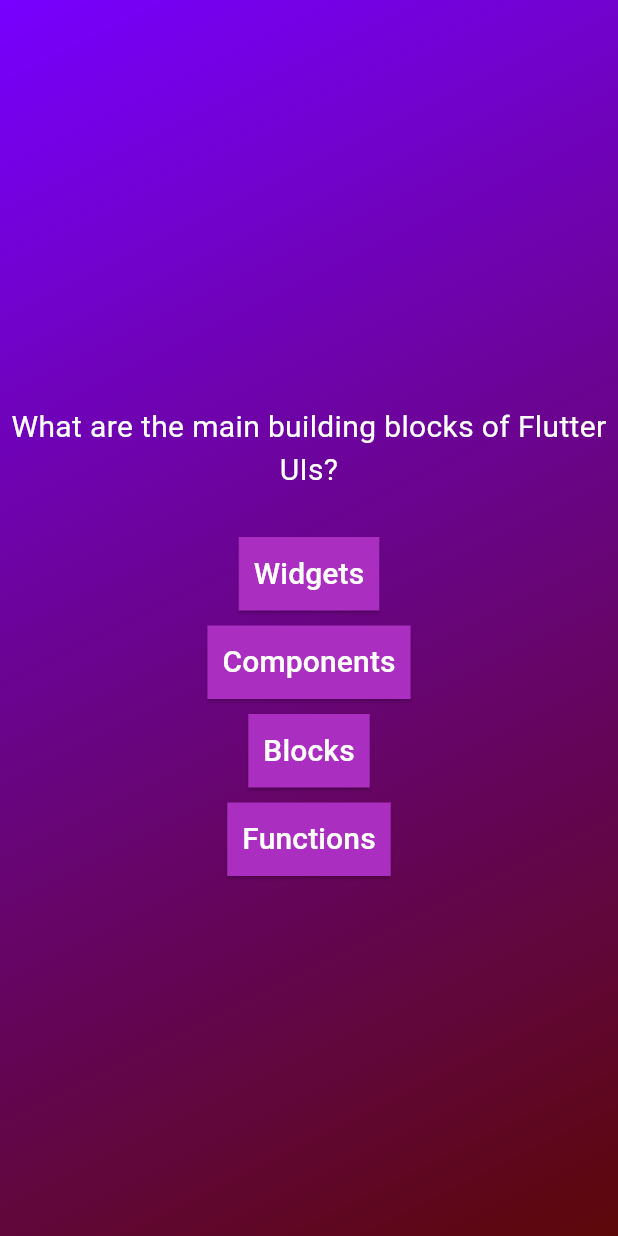
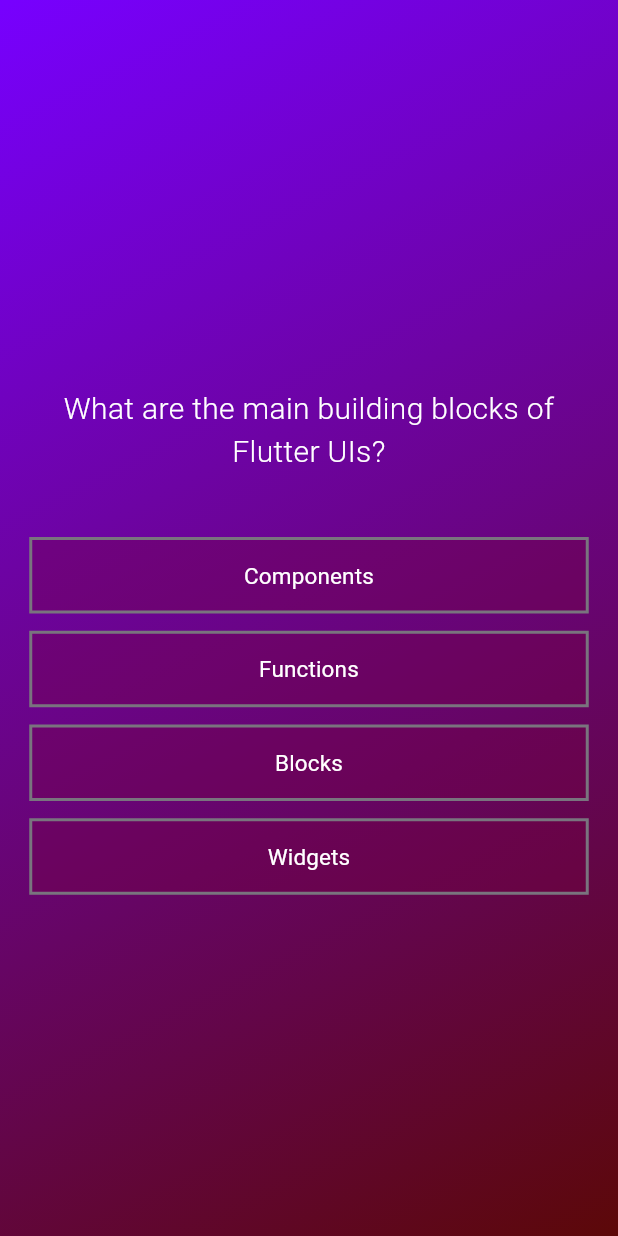
Before and after one commit to D1abol1cal/quiz_app, a Flutter app: the screen it shows after launch, after a tap on "Start Quiz", on a phone screen of 412 x 824 dp. Run offline on Flutter 3.47's test engine with Material 3 defaults, Android fonts, the phone set to English and light mode, and no system bars; our stand-ins replace google_fonts.

Commit message:
dynamically changing questions / storing selected answers

```diff
--- a/lib/answer_buttons.dart
+++ b/lib/answer_buttons.dart
@@ -1,4 +1,5 @@
 import 'package:flutter/material.dart';
+import 'package:google_fonts/google_fonts.dart';
 
 class AnswerButton extends StatelessWidget {
   const AnswerButton(this.text, this.onTap, {super.key});
@@ -9,18 +10,21 @@ class AnswerButton extends StatelessWidget {
   @override
   Widget build(context) {
     return SizedBox(
-      child: ElevatedButton(
+      height: 50,
+      child: OutlinedButton(
         onPressed: onTap,
-        style: ElevatedButton.styleFrom(
+        style: OutlinedButton.styleFrom(
             padding: const EdgeInsets.symmetric(vertical: 10, horizontal: 10),
-            backgroundColor: Color.fromARGB(255, 170, 46, 192),
+            backgroundColor: const Color.fromARGB(88, 114, 0, 63),
             foregroundColor: Colors.white,
             shape: const BeveledRectangleBorder()),
         child: Text(
           text,
-          style: const TextStyle(
-            fontSize: 20,
+          textAlign: TextAlign.center,
+          style: GoogleFonts.roboto(
             color: Colors.white,
+            fontSize: 15,
+            fontWeight: FontWeight.normal,
           ),
         ),
       ),
--- a/lib/models/quiz_questions.dart
+++ b/lib/models/quiz_questions.dart
@@ -2,4 +2,10 @@ class QuizQuestion {
   const QuizQuestion(this.text, this.answers);
   final String text;
   final List<String> answers;
+
+  List<String> getShuffledAnswers() {
+    final shuffledList = List.of(answers);
+    shuffledList.shuffle();
+    return shuffledList;
+  }
 }
--- a/lib/questions_screen.dart
+++ b/lib/questions_screen.dart
@@ -1,41 +1,70 @@
 import 'package:flutter/material.dart';
+import 'package:google_fonts/google_fonts.dart';
 import 'package:quiz_app/models/questions.dart';
 import 'package:quiz_app/answer_buttons.dart';
 
 class QuestionsScreen extends StatefulWidget {
-  const QuestionsScreen({Key? key}) : super(key: key);
+  const QuestionsScreen({Key? key, required this.onSelectAnswer})
+      : super(key: key);
+
+  final void Function(String answer) onSelectAnswer;
 
   @override
   State<QuestionsScreen> createState() => _QuestionsScreenState();
 }
 
 class _QuestionsScreenState extends State<QuestionsScreen> {
+  var currentQuestionIndex = 0;
+
+  void answerQuestion(String selectedAnswer) {
+    widget.onSelectAnswer(selectedAnswer);
+    setState(() {
+      if (currentQuestionIndex < questions.length - 1) {
+        currentQuestionIndex++;
+      } else if (currentQuestionIndex == questions.length - 1) {
+        currentQuestionIndex = 0;
+      }
+    });
+  }
+
   @override
   Widget build(BuildContext context) {
-    final currentQuestion = questions[0];
+    final currentQuestion = questions[currentQuestionIndex];
+
     return SizedBox(
       width: double.infinity,
+      child: Container(
+        margin: const EdgeInsets.all(20),
         child: Column(
           mainAxisAlignment: MainAxisAlignment.center,
+          crossAxisAlignment: CrossAxisAlignment.stretch,
           children: [
             const SizedBox(height: 30),
             Text(
               currentQuestion.text,
-            style: const TextStyle(
+              textAlign: TextAlign.center,
+              style: GoogleFonts.roboto(
+                color: Colors.white,
                 fontSize: 20,
-              color: Colors.white,
+                fontWeight: FontWeight.w300,
               ),
-            textAlign: TextAlign.center,
             ),
             const SizedBox(height: 30),
-          AnswerButton(currentQuestion.answers[0], () {}),
-          const SizedBox(height: 10),
-          AnswerButton(currentQuestion.answers[1], () {}),
-          const SizedBox(height: 10),
-          AnswerButton(currentQuestion.answers[2], () {}),
-          const SizedBox(height: 10),
-          AnswerButton(currentQuestion.answers[3], () {}),
+            ...currentQuestion.getShuffledAnswers().map((answer) {
+              return Column(
+                mainAxisSize: MainAxisSize.min,
+                mainAxisAlignment: MainAxisAlignment.center,
+                crossAxisAlignment: CrossAxisAlignment.stretch,
+                children: [
+                  const SizedBox(height: 12.5),
+                  AnswerButton(answer, () {
+                    answerQuestion(answer);
+                  }),
                 ],
+              );
+            }),
+          ],
+        ),
       ),
     );
   }
--- a/lib/quiz.dart
+++ b/lib/quiz.dart
@@ -1,6 +1,7 @@
 import 'package:flutter/material.dart';
 import 'package:quiz_app/start_screen.dart';
 import 'package:quiz_app/questions_screen.dart';
+import 'package:quiz_app/models/questions.dart';
 
 class Quiz extends StatefulWidget {
   const Quiz({Key? key}) : super(key: key);
@@ -10,12 +11,23 @@ class Quiz extends StatefulWidget {
 }
 
 class _QuizState extends State<Quiz> {
+  final List<String> selectedAnswers = [];
   String activeScreen = 'start-screen';
 
   switchScreen() {
     setState(() {
       activeScreen = 'questions-screen';
     });
+  }
+
+  void chooseAnswer(String answer) {
+    selectedAnswers.add(answer);
+    if (selectedAnswers.length == questions.length) {
+      setState(() {
+        activeScreen = 'start-screen';
+        selectedAnswers.clear();
+      });
+    }
   }
 
   @override
@@ -35,7 +47,9 @@ class _QuizState extends State<Quiz> {
           ),
           child: activeScreen == 'start-screen'
               ? StartScreen(switchScreen)
-              : const QuestionsScreen(),
+              : QuestionsScreen(
+                  onSelectAnswer: chooseAnswer,
+                ),
         ),
       ),
     );
--- a/pubspec.yaml
+++ b/pubspec.yaml
@@ -35,6 +35,7 @@ dependencies:
   # The following adds the Cupertino Icons font to your application.
   # Use with the CupertinoIcons class for iOS style icons.
   cupertino_icons: ^1.0.2
+  google_fonts: ^6.1.0
 
 dev_dependencies:
   flutter_test:
```
Also changed, not shown: pubspec.lock, 1 other file. Lines whose indentation alone changed are shown as unchanged.
